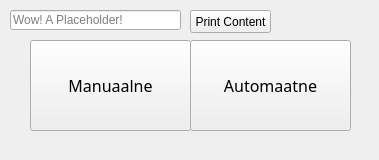
Old version of the form GUI/MainWindow.ui in the repository TheHighestBit/project_jomi.
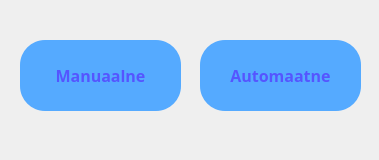
New version of the form.

Diff of the .ui file:
```diff
--- a/GUI/MainWindow.ui
+++ b/GUI/MainWindow.ui
@@ -17,54 +17,39 @@
    <enum>Qt::ToolButtonIconOnly</enum>
   </property>
   <widget class="QWidget" name="centralwidget">
-   <widget class="QPushButton" name="printButton">
-    <property name="geometry">
-     <rect>
-      <x>190</x>
-      <y>10</y>
-      <width>81</width>
-      <height>23</height>
-     </rect>
-    </property>
-    <property name="text">
-     <string>Print Content</string>
-    </property>
-   </widget>
-   <widget class="QLineEdit" name="input">
-    <property name="geometry">
-     <rect>
-      <x>10</x>
-      <y>10</y>
-      <width>171</width>
-      <height>20</height>
-     </rect>
-    </property>
-    <property name="text">
-     <string/>
-    </property>
-    <property name="placeholderText">
-     <string>Wow! A Placeholder!</string>
-    </property>
-   </widget>
    <widget class="QPushButton" name="manuaalneButton">
     <property name="geometry">
      <rect>
-      <x>30</x>
+      <x>20</x>
       <y>40</y>
       <width>161</width>
-      <height>91</height>
+      <height>71</height>
      </rect>
     </property>
     <property name="font">
      <font>
       <family>Rockwell Nova</family>
       <pointsize>12</pointsize>
-      <weight>50</weight>
-      <bold>false</bold>
+      <weight>75</weight>
+      <bold>true</bold>
      </font>
     </property>
     <property name="styleSheet">
-     <string notr="true"/>
+     <string notr="true">QPushButton {
+  border-radius: 25px;
+  background-color: rgb(85, 170, 255);
+  color: rgb(85,85,255);
+}
+
+QPushButton:hover {
+  background-color: rgb(50, 110, 255);
+  color: rgb(255, 255, 255);
+}
+
+QPushButton:pressed {
+  background-color: rgb(100,170,255);
+}
+</string>
     </property>
     <property name="text">
      <string>Manuaalne</string>
@@ -79,18 +64,36 @@
    <widget class="QPushButton" name="automaatneButton">
     <property name="geometry">
      <rect>
-      <x>190</x>
+      <x>200</x>
       <y>40</y>
       <width>161</width>
-      <height>91</height>
+      <height>71</height>
      </rect>
     </property>
     <property name="font">
      <font>
       <family>Rockwell Nova</family>
       <pointsize>12</pointsize>
+      <weight>75</weight>
+      <bold>true</bold>
      </font>
     </property>
+    <property name="styleSheet">
+     <string notr="true">QPushButton {
+  border-radius: 25px;
+  background-color: rgb(85, 170, 255);
+  color: rgb(85,85,255);
+}
+
+QPushButton:hover {
+  background-color: rgb(50, 110, 255);
+  color: rgb(255, 255, 255);
+}
+
+QPushButton:pressed {
+  background-color: rgb(100,170,255);
+}</string>
+    </property>
     <property name="text">
      <string>Automaatne</string>
     </property>
```
